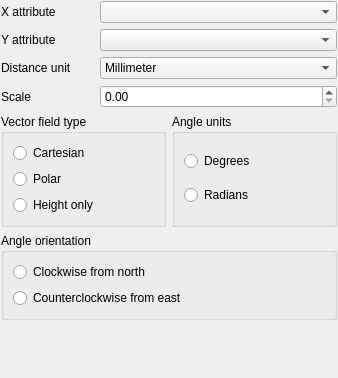
First picture: the form in src/ui/symbollayer/widget_vectorfield.ui, repository qgis/QGIS, before the edit.
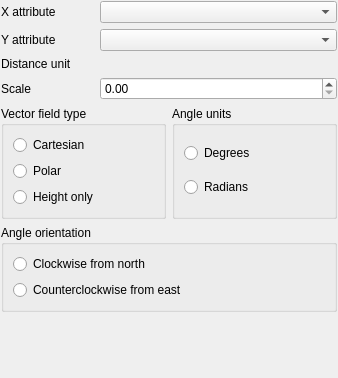
Second picture: the form after the edit. Custom widgets are drawn as their Qt base class.

Commit message: min-max map unit scale support

Patch:
```diff
--- a/src/ui/symbollayer/widget_vectorfield.ui
+++ b/src/ui/symbollayer/widget_vectorfield.ui
@@ -87,26 +87,6 @@
        </property>
       </widget>
      </item>
-     <item row="2" column="1">
-      <widget class="QComboBox" name="mDistanceUnitComboBox">
-       <property name="sizePolicy">
-        <sizepolicy hsizetype="Expanding" vsizetype="Fixed">
-         <horstretch>3</horstretch>
-         <verstretch>0</verstretch>
-        </sizepolicy>
-       </property>
-       <item>
-        <property name="text">
-         <string>Millimeter</string>
-        </property>
-       </item>
-       <item>
-        <property name="text">
-         <string>Map unit</string>
-        </property>
-       </item>
-      </widget>
-     </item>
      <item row="3" column="0">
       <widget class="QLabel" name="mScaleLabel">
        <property name="sizePolicy">
@@ -133,6 +113,9 @@
        </property>
       </widget>
      </item>
+     <item row="2" column="1">
+      <widget class="QgsUnitSelectionWidget" name="mDistanceUnitWidget" native="true"/>
+     </item>
     </layout>
    </item>
    <item>
@@ -230,6 +213,14 @@
    </item>
   </layout>
  </widget>
+ <customwidgets>
+  <customwidget>
+   <class>QgsUnitSelectionWidget</class>
+   <extends>QWidget</extends>
+   <header>qgsunitselectionwidget.h</header>
+   <container>1</container>
+  </customwidget>
+ </customwidgets>
  <resources/>
  <connections/>
 </ui>
```
Left out of the diff: 11 changed lines with no effect on the pictures. The commit also changes 62 other files.
